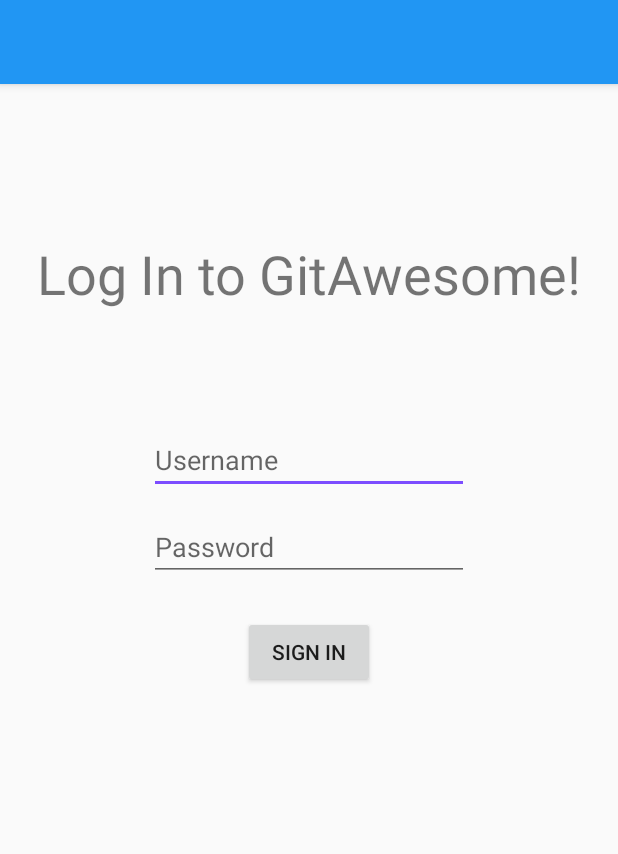
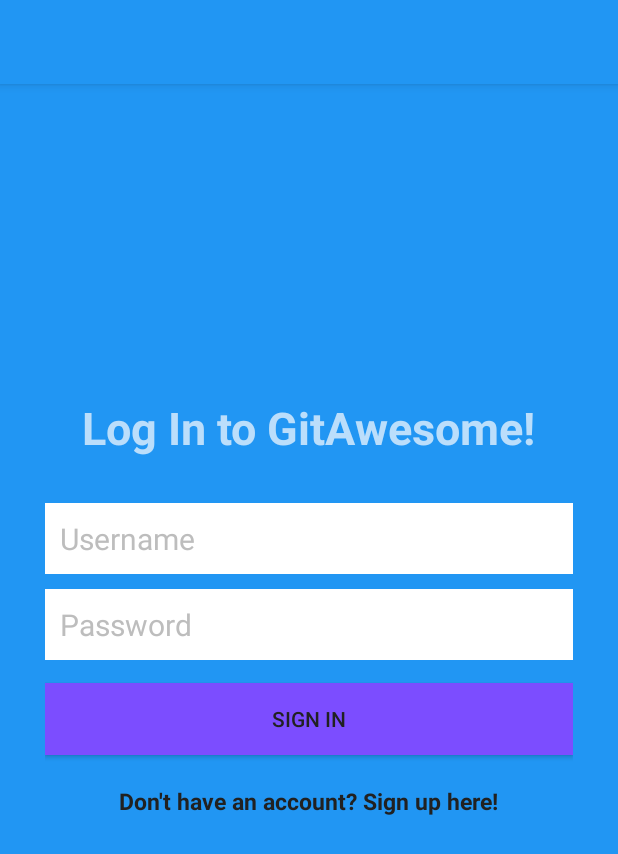
Before and after one commit to Mehequanna/GitAwesome, an Android app: the LoginActivity screen opened directly, with no data from a screen before it, on a phone screen of 412 x 824 dp. Shown: the top 854 px of the screen. Run offline under Robolectric (Android 15) with nearby library versions, the phone set to English and light mode, and no system bars; our stand-ins replace ButterKnife; 1 statement that could not run was skipped.

Commit message:
Update activity_login.xml

```diff
--- a/app/src/main/res/layout/activity_login.xml
+++ b/app/src/main/res/layout/activity_login.xml
@@ -1,63 +1,80 @@
 <?xml version="1.0" encoding="utf-8"?>
-<RelativeLayout xmlns:android="http://schemas.android.com/apk/res/android"
+<RelativeLayout
+    xmlns:android="http://schemas.android.com/apk/res/android"
     xmlns:tools="http://schemas.android.com/tools"
     android:id="@+id/activity_login"
     android:layout_width="match_parent"
     android:layout_height="match_parent"
-    tools:context="com.mehequanna.gitawesome.ui.LoginActivity">
+    tools:context="com.mehequanna.gitawesome.ui.LoginActivity"
+    android:background="@color/colorPrimary">
 
-    <Button
-        android:text="@string/signInButton"
+    <LinearLayout
+        android:orientation="vertical"
+        android:layout_width="match_parent"
+        android:layout_height="wrap_content"
+        android:padding="30dp"
+        android:layout_centerVertical="true"
+        android:layout_centerHorizontal="true"
+        android:id="@+id/linearLayout">
+
+        <EditText
+            android:id="@+id/emailEditText"
+            android:layout_width="match_parent"
+            android:layout_height="wrap_content"
+            android:background="@android:color/white"
+            android:hint="@string/loginUsername"
+            android:inputType="textEmailAddress"
+            android:nextFocusDown="@+id/passwordEditText"
+            android:padding="10dp"
+            android:layout_marginBottom="10dp"
+            android:textColor="@android:color/black"
+            android:textColorHint="@color/colorDivider"
+            android:textSize="20sp" />
+
+        <EditText
+            android:id="@+id/passwordEditText"
+            android:layout_width="match_parent"
+            android:layout_height="wrap_content"
+            android:background="@android:color/white"
+            android:hint="@string/loginPassword"
+            android:inputType="textPassword"
+            android:nextFocusDown="@+id/passwordEditText"
+            android:padding="10dp"
+            android:textColor="@android:color/black"
+            android:textColorHint="@color/colorDivider"
+            android:textSize="20sp" />
+
+
+        <Button
+            android:id="@+id/passwordLoginButton"
+            android:layout_width="match_parent"
+            android:layout_height="wrap_content"
+            android:padding="10dp"
+            android:text="@string/signInButton"
+            android:background="@color/colorAccent"
+            android:layout_marginTop="15dp"
+            android:textColor="@color/colorPrimaryText" />
+
+        <TextView
+            android:layout_width="wrap_content"
+            android:layout_height="wrap_content"
+            android:layout_marginTop="20dp"
+            android:textColor="@color/colorPrimaryText"
+            android:textStyle="bold"
+            android:textSize="15sp"
+            android:text="@string/no_account"
+            android:id="@+id/registerTextView"
+            android:layout_gravity="center_horizontal" />
+
+    </LinearLayout>
+
+    <TextView
         android:layout_width="wrap_content"
         android:layout_height="wrap_content"
-        android:layout_marginTop="23dp"
-        android:id="@+id/signInButton"
-        android:layout_below="@+id/passwordEditText"
+        android:text="@string/loginHeader"
+        android:textColor="@color/colorPrimaryLight"
+        android:textSize="30sp"
+        android:textStyle="bold"
+        android:layout_above="@+id/linearLayout"
         android:layout_centerHorizontal="true" />
-
-    <EditText
-        android:layout_width="wrap_content"
-        android:layout_height="wrap_content"
-        android:inputType="textPersonName"
-        android:hint="@string/loginUsername"
-        android:ems="10"
-        android:id="@+id/loginEditText"
-        android:layout_marginTop="228dp"
-        android:layout_alignParentTop="true"
-        android:layout_alignLeft="@+id/passwordEditText"
-        android:layout_alignStart="@+id/passwordEditText" />
-
-    <EditText
-        android:layout_width="wrap_content"
-        android:layout_height="wrap_content"
-        android:inputType="textPassword"
-        android:ems="10"
-        android:hint="@string/loginPassword"
-        android:id="@+id/passwordEditText"
-        android:layout_marginTop="58dp"
-        android:layout_alignTop="@+id/loginEditText"
-        android:layout_centerHorizontal="true" />
-
-
-    <TextView
-        android:text="@string/loginHeader"
-        android:textSize="36sp"
-        android:layout_width="wrap_content"
-        android:layout_height="wrap_content"
-        android:id="@+id/loginTextView"
-        android:layout_marginBottom="77dp"
-        android:layout_above="@+id/passwordEditText"
-        android:layout_centerHorizontal="true" />
-
-    <TextView
-        android:text="@string/hiddenText"
-        android:textSize="20sp"
-        android:textAlignment="center"
-        android:layout_width="wrap_content"
-        android:layout_height="wrap_content"
-        android:layout_below="@+id/signInButton"
-        android:layout_centerHorizontal="true"
-        android:layout_marginTop="16dp"
-        android:visibility="invisible"
-        android:id="@+id/hiddenTextView" />
 </RelativeLayout>
--- a/app/src/main/res/values/strings.xml
+++ b/app/src/main/res/values/strings.xml
@@ -29,4 +29,5 @@
     <string name="name">Name</string>
     <string name="github_username">Github Username</string>
     <string name="zip_code">Zip Code (For Local Meetups)</string>
+    <string name="no_account">Don\'t have an account? Sign up here!</string>
 </resources>
```
